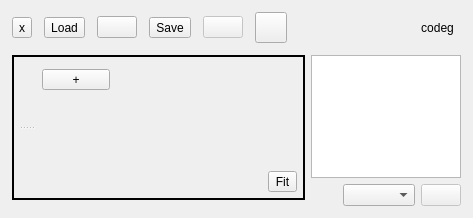
NikolayRag/codeg, file src/Ui/AppWindow.ui: the form before one commit.
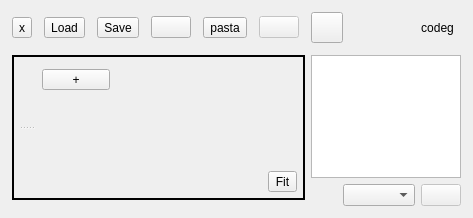
The form after the commit. Icons and pictures are not drawn.

```diff
--- a/src/Ui/AppWindow.ui
+++ b/src/Ui/AppWindow.ui
@@ -83,6 +83,13 @@
             </property>
            </widget>
           </item>
+          <item>
+           <widget class="QToolButton" name="btnSave">
+            <property name="text">
+             <string>Save</string>
+            </property>
+           </widget>
+          </item>
           <item>
            <widget class="QPushButton" name="btnOpen">
             <property name="text">
@@ -101,9 +108,9 @@
            </widget>
           </item>
           <item>
-           <widget class="QToolButton" name="btnSave">
+           <widget class="QToolButton" name="btnPaste">
             <property name="text">
-             <string>Save</string>
+             <string>pasta</string>
             </property>
            </widget>
           </item>
```
